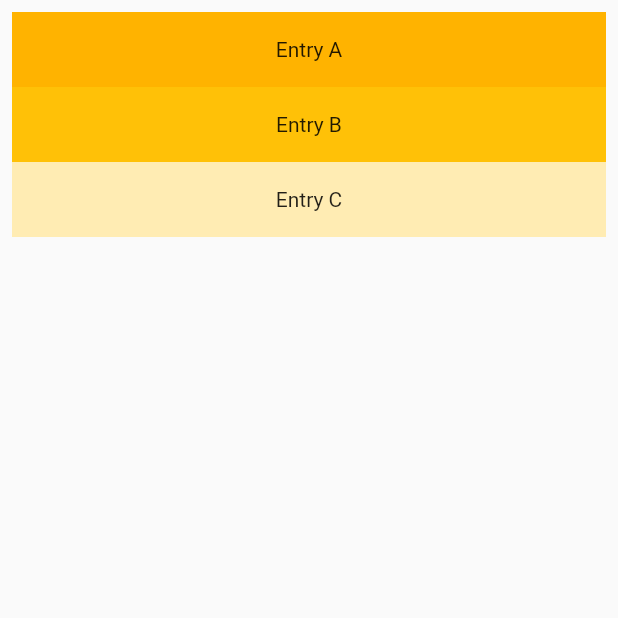
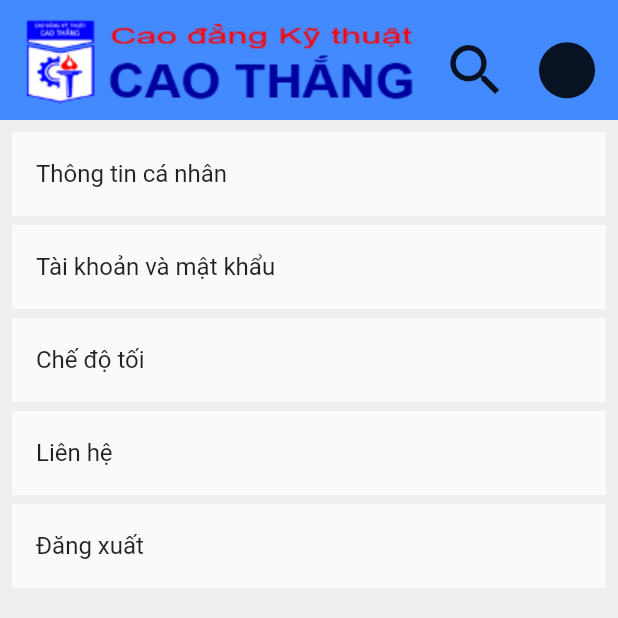
Before and after one commit to TianTruong/0306191282_0306191277, a Flutter app: the screen it shows after launch, on a phone screen of 412 x 824 dp, the top half of it. Run offline on Flutter 3.47's test engine with Material 2 defaults, Android fonts, the phone set to English and light mode, and no system bars; our stand-ins replace firebase_auth, smooth_page_indicator; missing offline and left inert: number_paginator; accounts and stored records are empty.

Commit message:
form setting

```diff
--- a/src/app_tin_tuc_cao_thang/lib/setting/setting.dart
+++ b/src/app_tin_tuc_cao_thang/lib/setting/setting.dart
@@ -16,33 +16,109 @@
 class _SettingState extends State<Setting> {
 
 
+
   @override
   Widget build(BuildContext context) {
+    _buildDR() {
+      return Padding(
+        padding: const EdgeInsets.only(top: 10, bottom: 10),
+        child: Container(
+          decoration: BoxDecoration(
+              border: Border(
+                  bottom: BorderSide(color: Colors.grey.shade500, width: 1))),
+          child: const Center(heightFactor: 1.5),
+        ),
+      );
+    }
+
     return Scaffold(
-      body: Container(
-         child: ListView(
-  padding: const EdgeInsets.all(8),
-  children: <Widget>[
+      backgroundColor: Colors.grey.shade200,
+      body: ListView(
+        children: [
           Container(
-      height: 50,
-      color: Colors.amber[600],
-      child: const Center(child: Text('Entry A')),
+            color: Colors.blueAccent,
+            child: Padding(
+              padding: const EdgeInsets.all(10.0),
+              child: Row(
+                children: [
+                  Image.asset(
+                    'images/logo.png',
+                    cacheHeight: 60,
+                    cacheWidth: 270,
                   ),
-    Container(
-      height: 50,
-      color: Colors.amber[500],
-      child: const Center(child: Text('Entry B')),
+                  Expanded(
+                    child: Row(
+                      mainAxisAlignment: MainAxisAlignment.spaceAround,
+                      children: [
+                        IconButton(
+                            onPressed: () {},
+                            icon: const Icon(Icons.search, size: 45)),
+                        IconButton(
+                            onPressed: () {},
+                            icon: const Icon(Icons.circle, size: 45)),
+                      ],
                     ),
-    Container(
-      height: 50,
-      color: Colors.amber[100],
-      child: const Center(child: Text('Entry C')),
                   ),
                 ],
               ),
             ),
+          ),
+         Padding(
+        padding: const EdgeInsets.all(5.0),
+        child: Column(
+          mainAxisAlignment: MainAxisAlignment.spaceBetween,
+          children:[
+                  Container(
+                    padding: EdgeInsets.all(3.0),
+                    child: Material(
+                      child: ListTile(
+                        title: const Text('Thông tin cá nhân'),
+                         onLongPress: (){},
+                      ),
+                    ),
+                  ),
+                      Container(
+                    padding: EdgeInsets.all(3.0),
+                    child: Material(
+                      child: ListTile(
+                        title: const Text('Tài khoản và mật khẩu'),
+                         onLongPress: (){},
+                      ),
+                    ),
+                  ),
+                      Container(
+                    padding: EdgeInsets.all(3.0),
+                    child: Material(
+                      child: ListTile(
+                        title: const Text('Chế độ tối'),
+                         onLongPress: (){},
+                      ),
+                    ),
+                  ),
+                      Container(
+                    padding: EdgeInsets.all(3.0),
+                    child: Material(
+                      child: ListTile(
+                        title: const Text('Liên hệ'),
+                         onLongPress: (){},
+                      ),
+                    ),
+                  ),
+                      Container(
+                    padding: EdgeInsets.all(3.0),
+                    child: Material(
+                      child: ListTile(
+                        title: const Text('Đăng xuất'),
+                         onLongPress: (){},
+                      ),
+                    ),
+                  ),
+              ],
+            ),
+          ),
+        ],
+      ),
     );
   }
 
-
 }
```
Lines whose indentation alone changed are shown as unchanged.
